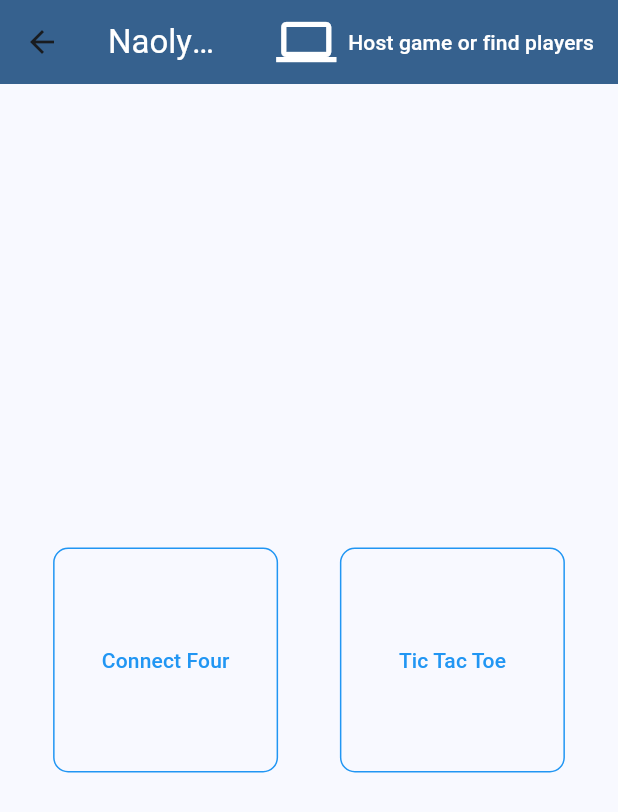
After one commit to Slin58/naolympics, a Flutter app: the screen it shows after launch, after a tap on "Multiplayer", on a phone screen of 412 x 824 dp. The commit adds this screen. Shown: the top 812 px of the screen. Run offline on Flutter 3.47's test engine with Material 2 defaults, Android fonts, the phone set to English and light mode, and no system bars.

Commit message:
not working build for multiplayer connections

```diff
--- a/naolympics_app/lib/main.dart
+++ b/naolympics_app/lib/main.dart
@@ -3,13 +3,18 @@ import 'package:logging/logging.dart';
 import 'package:naolympics_app/screens/connect_four_page.dart';
 import 'package:naolympics_app/screens/home_page.dart';
 import 'package:naolympics_app/screens/tic_tac_toe_page.dart';
+import 'package:naolympics_app/utils/observer_utils.dart';
 
 void main() {
   Logger.root.level = Level.ALL; // defaults to Level.INFO
   Logger.root.onRecord.listen((record) {
-    print('${record.level.name}: ${record.time}: ${record.message}');
+    print(
+        "${record.level.name} ${record.time} '${record.loggerName}': ${record.message}");
   });
-  runApp(const MyApp());
+  runApp(MaterialApp(
+    home: const MyApp(),
+    navigatorObservers: [ObserverUtils.routeObserver],
+  ));
 }
 
 class MyApp extends StatelessWidget {
--- /dev/null
+++ b/naolympics_app/lib/screens/game_selection/game_selection.dart
@@ -0,0 +1,74 @@
+import 'package:flutter/material.dart';
+import 'package:naolympics_app/screens/tic_tac_toe_page.dart';
+
+import '../connect_four_page.dart';
+
+class GameSelectionPage extends StatefulWidget {
+  const GameSelectionPage({super.key});
+
+  @override
+  State<StatefulWidget> createState() => GameSelectionState();
+}
+
+class GameSelectionState extends State<GameSelectionPage> {
+  @override
+  Widget build(BuildContext context) {
+    final screenWidth = MediaQuery.of(context).size.width;
+    final marginSize = screenWidth * 0.1;
+
+    return Scaffold(
+      appBar: AppBar(
+          title: Text(
+            "Naolympics",
+            style: TextStyle(color: Theme.of(context).colorScheme.onPrimary),
+          ),
+          backgroundColor: Theme.of(context).primaryColor,
+          actions: getAppBarAction(context)),
+      body: Center(
+        child: Row(
+            mainAxisAlignment: MainAxisAlignment.center,
+            children: getNavButtons(context, marginSize)),
+      ),
+    );
+  }
+
+  List<Widget> getAppBarAction(BuildContext context) {
+    return [];
+  }
+
+  List<Widget> getNavButtons(BuildContext context, double marginSize) {
+    return [
+      createNavButton("Connect Four", context, const ConnectFourPage()),
+      SizedBox(height: marginSize, width: marginSize),
+      createNavButton("Tic Tac Toe", context, const TicTacToePage())
+    ];
+  }
+
+  TextButton createNavButton(String title, BuildContext context, Widget route) {
+    return TextButton(
+      style: TextButton.styleFrom(
+          foregroundColor: Colors.blue,
+          shape: RoundedRectangleBorder(
+            borderRadius: BorderRadius.circular(10.0),
+            side: const BorderSide(color: Colors.blue),
+          ),
+          padding: const EdgeInsets.all(16.0),
+          backgroundColor: Colors.transparent,
+          fixedSize: const Size.square(150)),
+      onPressed: getOnPressedForNavButton(context, route),
+      child: FittedBox(
+        fit: BoxFit.scaleDown,
+        child: Text(
+          title,
+          softWrap: false,
+        ),
+      ),
+    );
+  }
+
+  void Function() getOnPressedForNavButton(BuildContext context, route) {
+    return () {
+      Navigator.push(context, MaterialPageRoute(builder: (context) => route));
+    };
+  }
+}
--- /dev/null
+++ b/naolympics_app/lib/screens/game_selection/game_selection_multiplayer.dart
@@ -0,0 +1,64 @@
+import 'package:flutter/material.dart';
+import 'package:naolympics_app/screens/socket_test.dart';
+import 'package:naolympics_app/services/MultiplayerState.dart';
+import 'package:naolympics_app/utils/utils.dart';
+
+import '../../utils/observer_utils.dart';
+import 'game_selection.dart';
+
+// das ist so anders hirntot, aber juckt absolut null
+class GameSelectionPageMultiplayer extends GameSelectionPage {
+  const GameSelectionPageMultiplayer({super.key});
+
+  @override
+  State<StatefulWidget> createState() => GameSelectionStateMultiplayer();
+}
+
+class GameSelectionStateMultiplayer extends GameSelectionState with RouteAware {
+
+  @override
+  void didChangeDependencies() {
+    print("Ich wurde aufgerufen");
+    super.didChangeDependencies();
+    ObserverUtils.routeObserver.subscribe(this, ModalRoute.of(context)!);
+  }
+
+
+    @override
+    List<Widget> getAppBarAction(BuildContext context) {
+      return [
+        SizedBox(
+          child: TextButton.icon(
+            icon: const Icon(
+              Icons.computer,
+              size: 40,
+              color: Colors.white,
+            ),
+            label: const Text(
+              "Host game or find players",
+              style: TextStyle(color: Colors.white),
+            ),
+            onPressed: () {
+              Navigator.push(context,
+                  MaterialPageRoute(builder: (context) => const SocketTest()));
+            },
+          ),
+        ),
+      ];
+    }
+
+    @override
+    void Function() getOnPressedForNavButton(BuildContext context, route) {
+      return () {
+        if (MultiplayerState.isHosting()) {
+          Navigator.push(
+              context, MaterialPageRoute(builder: (context) => route));
+        } else if (MultiplayerState.isClient()) {
+          UIUtils.showTemporaryAlert(context, "Wait for the host");
+        } else {
+          UIUtils.showTemporaryAlert(
+              context, "You are currently not connected");
+        }
+      };
+    }
+  }
--- a/naolympics_app/lib/screens/home_page.dart
+++ b/naolympics_app/lib/screens/home_page.dart
@@ -1,8 +1,7 @@
 import 'package:flutter/material.dart';
-import 'package:naolympics_app/screens/socket_test.dart';
+import 'package:naolympics_app/screens/game_selection/game_selection_multiplayer.dart';
 
-import 'tic_tac_toe_page.dart';
-import 'connect_four_page.dart';
+import 'game_selection/game_selection.dart';
 
 class HomePage extends StatelessWidget {
   const HomePage({super.key});
@@ -14,20 +13,22 @@ class HomePage extends StatelessWidget {
 
     return Scaffold(
       appBar: AppBar(
-        title: Text("Naolympics", style: TextStyle(
-          color: Theme.of(context).colorScheme.onPrimary, // Use onPrimary color for text
-        ),),
+        title: Text(
+          "Naolympics",
+          style: TextStyle(
+            color: Theme.of(context).colorScheme.onPrimary,
+          ),
+        ),
         backgroundColor: Theme.of(context).primaryColor,
       ),
       body: Center(
-        child: Row(
+        child: Column(
           mainAxisAlignment: MainAxisAlignment.center,
           children: [
-            createNavButton("Connect Four", context, const ConnectFourPage()),
-            SizedBox(width: marginSize),
-            createNavButton("Tic Tac Toe", context, const TicTacToePage()),
-            SizedBox(width: marginSize),
-            createNavButton("Socket Test", context, const SocketTest())
+            createNavButton("Local", context, const GameSelectionPage()),
+            SizedBox(height: marginSize / 3.0),
+            createNavButton("Multiplayer", context, const GameSelectionPageMultiplayer()),
+            //placeholder
           ],
         ),
       ),
@@ -41,11 +42,14 @@ TextButton createNavButton(String title, BuildContext context, Widget route) {
         foregroundColor: Colors.blue,
         shape: RoundedRectangleBorder(
           borderRadius: BorderRadius.circular(10.0),
-          side: const BorderSide(color: Colors.blue),
+          side: BorderSide(
+            color: Colors.blue,
+            width: 2.5,
+          ),
         ),
-        padding: const EdgeInsets.all(16.0),
+        padding: const EdgeInsets.all(40.0),
         backgroundColor: Colors.transparent,
-        fixedSize: const Size.square(150)),
+        fixedSize: const Size.fromWidth(700)),
     onPressed: () {
       Navigator.push(context, MaterialPageRoute(builder: (context) => route));
     },
@@ -54,6 +58,7 @@ TextButton createNavButton(String title, BuildContext context, Widget route) {
       child: Text(
         title,
         softWrap: false,
+        style: TextStyle(fontSize: 30),
       ),
     ),
   );
--- /dev/null
+++ b/naolympics_app/lib/services/MultiplayerState.dart
@@ -0,0 +1,25 @@
+import 'dart:io';
+
+class MultiplayerState {
+  static Socket? connection;
+  static List<String> history = [];
+  static bool _hosting = false;
+
+
+  static setHost(Socket connection) {
+    MultiplayerState.connection = connection;
+    MultiplayerState._hosting = true;
+  }
+
+  void addIp(String ip) {
+    history.add(ip);
+  }
+
+  static bool isHosting() {
+    return connection != null && _hosting;
+  }
+
+  static bool isClient() {
+    return connection != null && !_hosting;
+  }
+}
--- /dev/null
+++ b/naolympics_app/lib/services/routing/route_observer.dart
@@ -0,0 +1,34 @@
+import 'package:flutter/material.dart';
+import 'package:logging/logging.dart';
+import 'package:naolympics_app/services/MultiplayerState.dart';
+
+class MultiplayerRouteObserver extends RouteObserver<PageRoute<dynamic>> {
+
+  static final log = Logger((MultiplayerRouteObserver).toString());
+
+  @override
+  void didPush(Route<dynamic> route, Route<dynamic>? previousRoute) {
+    log.info("Changing page from $previousRoute to $route.");
+    if (MultiplayerState.isHosting()) {
+      MultiplayerState.connection!.write(route.toString());
+    }
+    super.didPush(route, previousRoute);
+
+    // This method is called after a route has been pushed onto the navigator.
+    // You can perform actions here, such as logging or handling analytics.
+  }
+
+  @override
+  void didPop(Route<dynamic> route, Route<dynamic>? previousRoute) {
+    log.info("Changing page from $previousRoute to $route.");
+    if (MultiplayerState.isHosting()) {
+      MultiplayerState.connection!.write(route.toString());
+    }
+    super.didPop(route, previousRoute);
+
+    // This method is called after a route has been popped off the navigator.
+    // You can perform actions here, such as logging or updating UI state.
+  }
+
+// Implement other methods as needed, such as didReplace, didRemove, etc.
+}
--- /dev/null
+++ b/naolympics_app/lib/utils/observer_utils.dart
@@ -0,0 +1,8 @@
+import 'package:flutter/cupertino.dart';
+
+import '../services/routing/route_observer.dart';
+
+class ObserverUtils {
+  static final RouteObserver<ModalRoute<void>> routeObserver =
+      MultiplayerRouteObserver();
+}
```
Also changed, not shown: naolympics_app/lib/screens/socket_test.dart (+53 -9 lines), naolympics_app/lib/screens/tic_tac_toe_page.dart (+21 -5 lines), naolympics_app/lib/services/gamemodes/tictactoe/tictactoe_multiplayer.dart (+9 -4 lines), naolympics_app/lib/services/network/connection_service.dart (+134 -8 lines), naolympics_app/lib/utils/utils.dart (+9 -0 lines), naolympics_app/lib/services/routing/route_state_test.dart (added).
